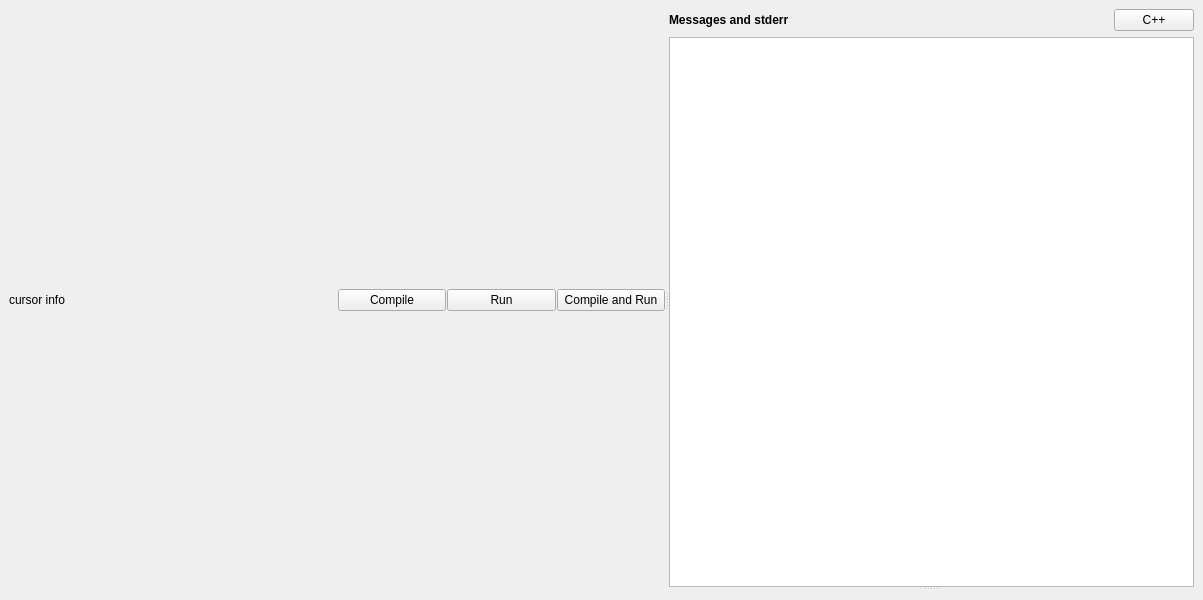
Above: ui/mainwindow.ui from cpeditor/cpeditor before the change. Below: the same form after it.
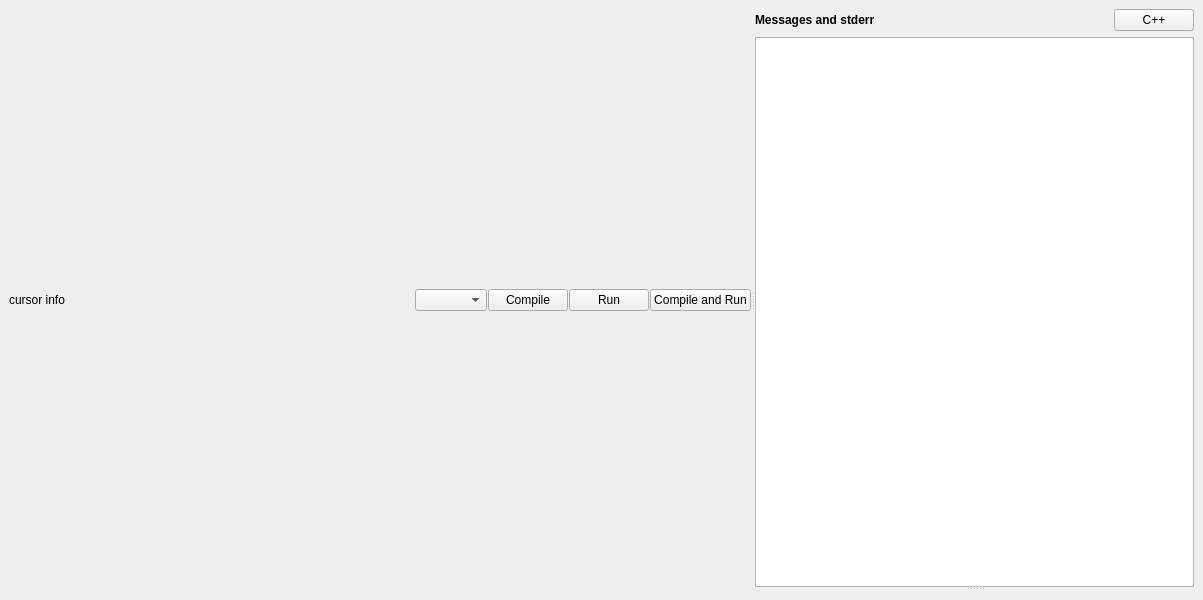
That is the form after the change.

Commit message:
feat: Allow user to choose codec
Let user to choose codec in a combo box
Support changing default codec

What changed in the file:
```diff
--- a/ui/mainwindow.ui
+++ b/ui/mainwindow.ui
@@ -47,8 +47,25 @@
             </item>
            </layout>
           </item>
+          <item>
+           <spacer name="horizontalSpacer">
+            <property name="orientation">
+             <enum>Qt::Horizontal</enum>
+            </property>
+            <property name="sizeHint" stdset="0">
+             <size>
+              <width>40</width>
+              <height>20</height>
+             </size>
+            </property>
+           </spacer>
+          </item>
           <item>
            <layout class="QHBoxLayout" name="compile_and_run_buttons">
+            <item>
+             <widget class="QComboBox" name="codecCombo">
+             </widget>
+            </item>
             <item>
              <widget class="QPushButton" name="compile">
               <property name="text">
```
The commit also changes 12 other files.
